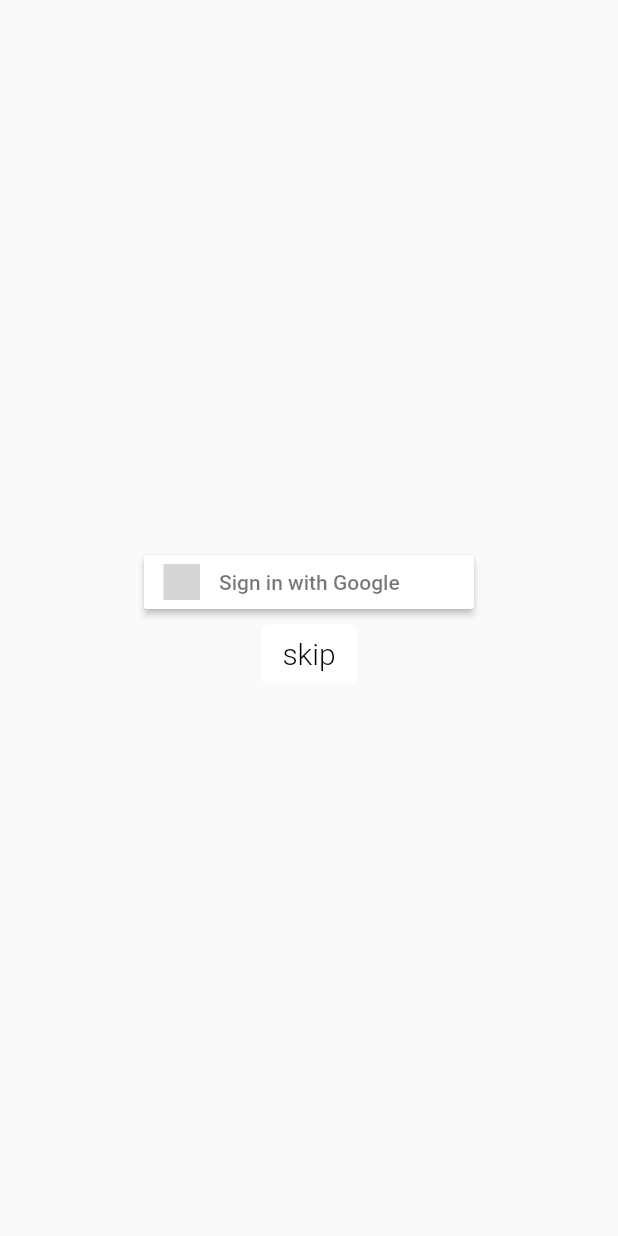
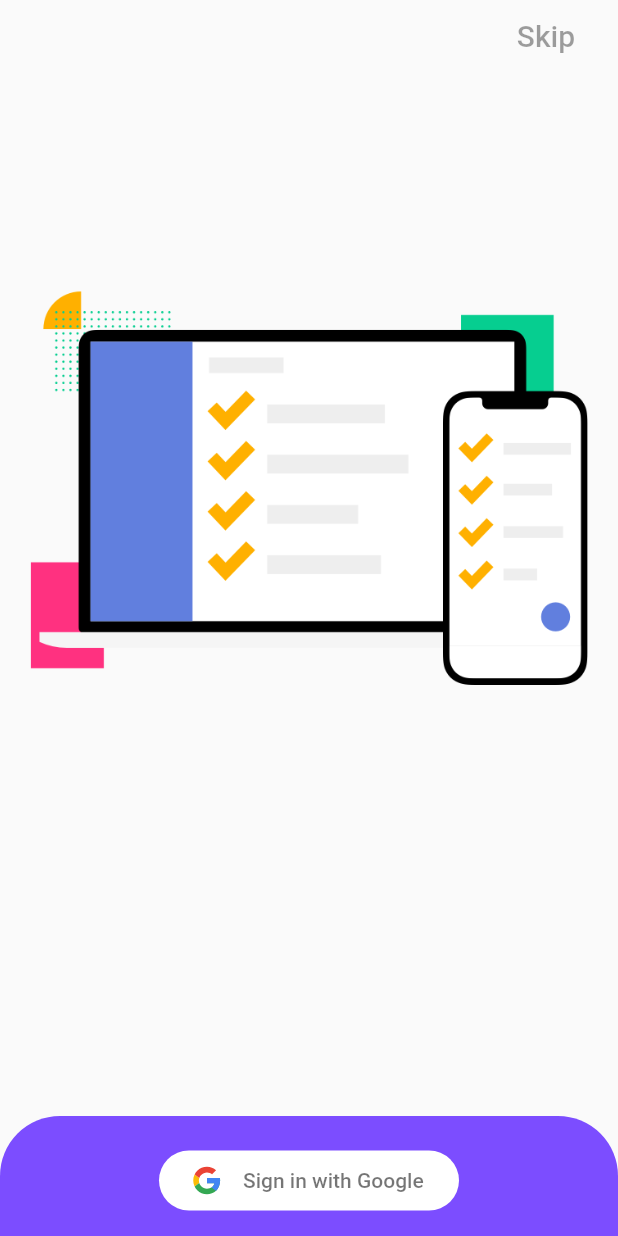
Before and after one commit to prashantsachan98/todo-with-firebase, a Flutter app: the screen it shows after launch, on a phone screen of 412 x 824 dp. Run offline on Flutter 3.47's test engine with Material 2 defaults, Android fonts, the light colour scheme and no system bars; our stand-ins replace cloud_firestore, firebase_auth, firebase_core, flutter_svg, get, google_fonts and 1 more; accounts and stored records are empty; grey boxes are pictures that could not be loaded.

Commit message:
clean login page

```diff
--- a/lib/main.dart
+++ b/lib/main.dart
@@ -3,6 +3,7 @@
 import 'package:firebase_core/firebase_core.dart';
 import 'package:flutter/cupertino.dart';
 import 'package:flutter/material.dart';
+import 'package:flutter/services.dart';
 import 'package:get/get.dart';
 import 'controller/controller.dart';
 import 'screen/login.dart';
@@ -22,7 +23,9 @@
   MyApp(this.isLogin);
   @override
   Widget build(BuildContext context) {
+    SystemChrome.setEnabledSystemUIOverlays([SystemUiOverlay.bottom]);
     return GetMaterialApp(
+        theme: ThemeData(primaryColor: Colors.black),
         home: isLogin
             ? MyHomePage(
                 uid: test.uid,
--- a/lib/screen/login.dart
+++ b/lib/screen/login.dart
@@ -1,49 +1,102 @@
 import 'package:firebase/controller/controller.dart';
 //import 'package:firebase_core/firebase_core.dart';
 import 'package:flutter/cupertino.dart';
+import 'package:flutter_svg/flutter_svg.dart';
 import 'package:flutter/material.dart';
-import 'package:flutter_signin_button/button_list.dart';
-import 'package:flutter_signin_button/button_view.dart';
 import 'package:get/get.dart';
 import './task.dart';
 import 'package:firebase_auth/firebase_auth.dart';
 
 class Login extends StatelessWidget {
+  final String google = 'assets/google.svg';
   @override
   Widget build(BuildContext context) {
     return SafeArea(
       child: Scaffold(
-        body: Center(
-            child: Column(
-          mainAxisAlignment: MainAxisAlignment.center,
-          children: [
-            SignInButton(Buttons.Google, onPressed: () {
-              signIn().whenComplete(() {
+        floatingActionButton: TextButton(
+            child: Text(
+              'Skip',
+              style: TextStyle(
+                  color: Colors.black38,
+                  fontWeight: FontWeight.w500,
+                  fontSize: 20),
+            ),
+            onPressed: () {
+              signInAnon().whenComplete(() {
                 var userid = FirebaseAuth.instance.currentUser;
                 Get.to(MyHomePage(
                   uid: userid.uid,
                 ));
               });
             }),
-            TextButton(
-                style: ButtonStyle(
-                    backgroundColor:
-                        MaterialStateProperty.all<Color>(Colors.white)),
-                child: Text(
-                  'skip',
-                  style: TextStyle(
-                      color: Colors.black,
-                      fontWeight: FontWeight.w300,
-                      fontSize: 20),
+        floatingActionButtonLocation: FloatingActionButtonLocation.endTop,
+        body: Center(
+            child: Stack(
+          alignment: Alignment.bottomCenter,
+          children: [
+            Container(
+              decoration: BoxDecoration(
+                  borderRadius: BorderRadius.only(
+                      topLeft: Radius.circular(40),
+                      topRight: Radius.circular(40)),
+                  // color: Color.fromRGBO(11, 113, 126, 1),
+                  color: Colors.deepPurpleAccent),
+              height: 80,
+            ),
+            Column(
+              mainAxisAlignment: MainAxisAlignment.spaceEvenly,
+              children: [
+                Container(
+                    padding: EdgeInsets.all(20),
+                    child: Image.asset('assets/task.png')),
+                SizedBox()
+              ],
+            ),
+            Column(
+              mainAxisAlignment: MainAxisAlignment.end,
+              children: [
+                InkWell(
+                  child: Container(
+                    decoration: BoxDecoration(
+                        borderRadius: BorderRadius.circular(20),
+                        color: Colors.white),
+                    child: Row(
+                      mainAxisAlignment: MainAxisAlignment.start,
+                      children: [
+                        SizedBox(
+                          width: 8,
+                        ),
+                        Container(
+                          height: 20,
+                          child: SvgPicture.asset(google),
+                        ),
+                        Container(
+                          child: Text(
+                            'Sign in with Google',
+                            style: TextStyle(
+                                color: Colors.black54,
+                                fontWeight: FontWeight.w500),
+                          ),
+                        )
+                      ],
+                    ),
+                    height: 40,
+                    width: 200,
+                  ),
+                  onTap: () {
+                    signIn().whenComplete(() {
+                      var userid = FirebaseAuth.instance.currentUser;
+                      Get.to(MyHomePage(
+                        uid: userid.uid,
+                      ));
+                    });
+                  },
                 ),
-                onPressed: () {
-                  signInAnon().whenComplete(() {
-                    var userid = FirebaseAuth.instance.currentUser;
-                    Get.to(MyHomePage(
-                      uid: userid.uid,
-                    ));
-                  });
-                }),
+                SizedBox(
+                  height: 17,
+                )
+              ],
+            ),
           ],
         )),
       ),
--- a/lib/screen/task.dart
+++ b/lib/screen/task.dart
@@ -59,7 +59,11 @@
         return Container(
           child: AlertDialog(
             scrollable: false,
-            title: isUpdate == false ? Text('Add Todo') : Text('Update'),
+            title: isUpdate == false
+                ? Text(
+                    'Add Todo',
+                  )
+                : Text('Update'),
             content: Form(
               key: formkey,
               child: TextFormField(
@@ -67,7 +71,9 @@
                   autofocus: true,
                   autovalidateMode: AutovalidateMode.onUserInteraction,
                   decoration: InputDecoration(
-                      border: OutlineInputBorder(), labelText: 'Task'),
+                      border: OutlineInputBorder(),
+                      labelText: 'Task',
+                      focusColor: Colors.deepPurpleAccent),
                   validator: (_val) {
                     if (_val.isEmpty) {
                       return "can't be empty";
@@ -87,8 +93,14 @@
                   children: [
                     TextButton(
                         onPressed: _presentDatePicker,
-                        child: Text('select date')),
+                        child: Text(
+                          'select date',
+                          style: TextStyle(color: Colors.deepPurpleAccent),
+                        )),
                     ElevatedButton(
+                      style: ButtonStyle(
+                          backgroundColor: MaterialStateProperty.all(
+                              Colors.deepPurpleAccent)),
                       child: Text('Add'),
                       onPressed: () {
                         if (isUpdate) {
@@ -327,6 +339,7 @@
       ),
       floatingActionButton: FloatingActionButton(
         child: Icon(Icons.add),
+        backgroundColor: Colors.deepPurpleAccent,
         onPressed: () {
           showdialog(false, null);
         },
--- a/pubspec.yaml
+++ b/pubspec.yaml
@@ -36,7 +36,7 @@
   flutter_signin_button: ^1.1.0
   intl: ^0.17.0
   google_fonts: ^2.0.0
-
+  flutter_svg: ^0.19.3
 dev_dependencies:
   flutter_test:
     sdk: flutter
@@ -53,6 +53,9 @@
   uses-material-design: true
 
   # To add assets to your application, add an assets section, like this:
+  assets:
+    - assets/task.png
+    - assets/google.svg
   # assets:
   #   - images/a_dot_burr.jpeg
   #   - images/a_dot_ham.jpeg
```
Also changed, not shown: assets/google.svg (added), assets/task.png (added), pubspec.lock.
